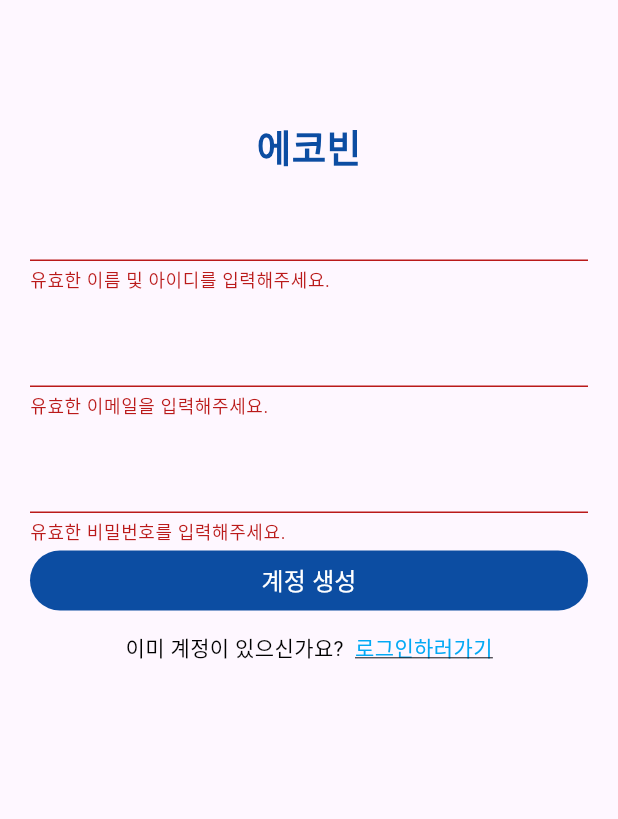
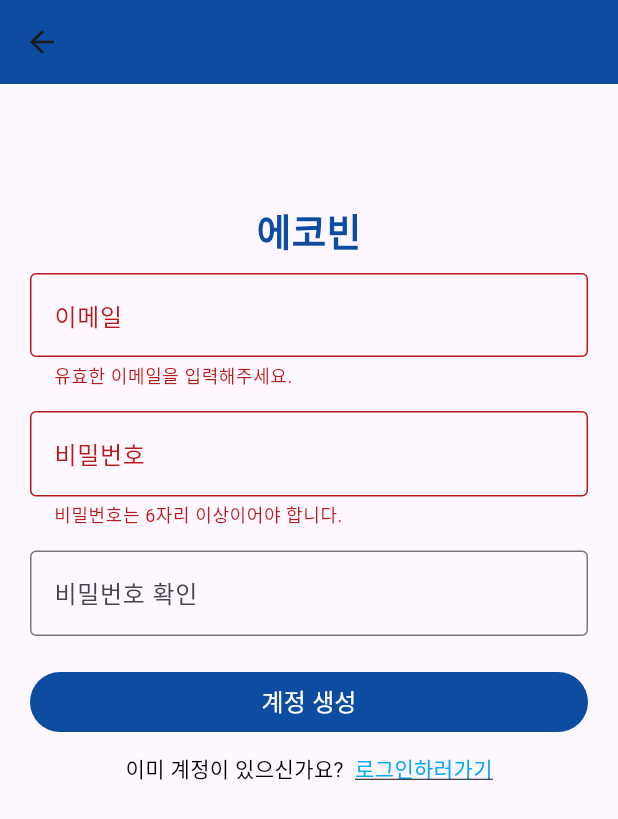
Before and after one commit to Melonzui/ecoBinSummerProj, a Flutter app: the RegisterPage screen opened directly, after a tap on "계정 생성", on a phone screen of 412 x 824 dp. Shown: the top 819 px of the screen. Run offline on Flutter 3.47's test engine with Material 3 defaults, Android fonts, the phone set to English and light mode, and no system bars; our stand-ins replace auto_size_text, camera, cloud_firestore, firebase_auth, firebase_core, fluttertoast and 3 more; missing offline and left inert: tflite_flutter; accounts and stored records are empty.

Commit message:
register_page ui&validation update

```diff
--- a/ecobinproj/lib/page/auth/register_page.dart
+++ b/ecobinproj/lib/page/auth/register_page.dart
@@ -1,12 +1,7 @@
-//import 'package:chatappfirebase/helper/helper_function.dart';
-//import 'package:chatappfirebase/pages/auth/login_page.dart';
-//import 'package:chatappfirebase/pages/home_page.dart';
-//import 'package:chatappfirebase/service/auth_service.dart';
-//import 'package:chatappfirebase/widgets/widgets.dart';
 import 'package:cloud_firestore/cloud_firestore.dart';
 import 'package:ecobinproj/data/sharedpreference/auth_sf.dart';
 import 'package:ecobinproj/page/auth/login_page.dart';
-import 'package:ecobinproj/page/home_page.dart';
+import 'package:ecobinproj/page/my_page.dart';
 import 'package:ecobinproj/services/auth/auth_services.dart';
 import 'package:flutter/gestures.dart';
 import 'package:flutter/material.dart';
@@ -21,18 +16,35 @@ class RegisterPage extends StatefulWidget {
 }
 
 class _RegisterPageState extends State<RegisterPage> {
-  bool _isLoading = false;
-  //bool _isAgreed = false;
   final formKey = GlobalKey<FormState>();
   String email = "";
   String password = "";
+  String confirmPassword = "";
   String fullName = "";
+  bool _isLoading = false;
   AuthService authService = AuthService();
+
   @override
   Widget build(BuildContext context) {
     return Scaffold(
+      appBar: AppBar(
+        backgroundColor: const Color(0xFF0c4da2),
+        leading: IconButton(
+          icon: const Icon(Icons.arrow_back),
+          onPressed: () {
+            Navigator.pushReplacement(
+              context,
+              MaterialPageRoute(
+                builder: (context) => const MyPage(),
+              ),
+            );
+          },
+        ),
+      ),
       body: _isLoading
-          ? Center(child: CircularProgressIndicator(color: Theme.of(context).primaryColor))
+          ? Center(
+        child: CircularProgressIndicator(color: const Color(0xFF5b8fe9)),
+      )
           : SingleChildScrollView(
         child: Padding(
           padding: const EdgeInsets.symmetric(horizontal: 20, vertical: 80),
@@ -42,32 +54,18 @@ class _RegisterPageState extends State<RegisterPage> {
               mainAxisAlignment: MainAxisAlignment.center,
               crossAxisAlignment: CrossAxisAlignment.center,
               children: <Widget>[
-                        const Text(
-                          "에코빈",
-                          style:
-                              TextStyle(fontSize: 25, color: Color(0xFF0c4da2), fontWeight: FontWeight.w900),
+                const Text("에코빈",
+                    style: TextStyle(
+                        fontSize: 25,
+                        color: Color(0xFF0c4da2),
+                        fontWeight: FontWeight.w900)),
+                const SizedBox(height: 10),
+                TextFormField(
+                  decoration: const InputDecoration(
+                    labelText: "이메일",
+                    hintText: "example@example.com",
+                    border: OutlineInputBorder(),
                   ),
-                        const SizedBox(
-                          height: 10,
-                        ),
-                        TextFormField(
-                          onChanged: (val) {
-                            setState(() {
-                              fullName = val;
-                            });
-                          },
-                          validator: (val) {
-                            if (val!.isNotEmpty) {
-                              return null;
-                            } else {
-                              return "유효한 이름 및 아이디를 입력해주세요.";
-                            }
-                          },
-                        ),
-                        const SizedBox(
-                          height: 15,
-                        ),
-                        TextFormField(
                   onChanged: (val) {
                     setState(() {
                       email = val;
@@ -84,11 +82,16 @@ class _RegisterPageState extends State<RegisterPage> {
                 const SizedBox(height: 15),
                 TextFormField(
                   obscureText: true,
+                  decoration: const InputDecoration(
+                    labelText: "비밀번호",
+                    hintText: "6자리 이상의 비밀번호",
+                    border: OutlineInputBorder(),
+                  ),
                   validator: (val) {
-                            if (val!.isNotEmpty) {
+                    if (val!.length < 6) {
+                      return "비밀번호는 6자리 이상이어야 합니다.";
+                    } else {
                       return null;
-                            } else {
-                              return "유효한 비밀번호를 입력해주세요.";
                     }
                   },
                   onChanged: (val) {
@@ -97,20 +100,45 @@ class _RegisterPageState extends State<RegisterPage> {
                     });
                   },
                 ),
+                const SizedBox(height: 15),
+                TextFormField(
+                  obscureText: true,
+                  decoration: const InputDecoration(
+                    labelText: "비밀번호 확인",
+                    hintText: "비밀번호를 다시 입력하세요",
+                    border: OutlineInputBorder(),
+                  ),
+                  validator: (val) {
+                    if (val != password) {
+                      return "비밀번호가 일치하지 않습니다.";
+                    } else {
+                      return null;
+                    }
+                  },
+                  onChanged: (val) {
+                    setState(() {
+                      confirmPassword = val;
+                    });
+                  },
+                ),
+                const SizedBox(
+                  height: 20,
+                ),
                 SizedBox(
                   width: double.infinity,
                   child: ElevatedButton(
                     style: ElevatedButton.styleFrom(
                         backgroundColor: const Color(0xFF0c4da2),
                         elevation: 0,
-                                shape: RoundedRectangleBorder(borderRadius: BorderRadius.circular(30))),
-                            onPressed: () {
-                              register();
-                            },
+                        shape: RoundedRectangleBorder(
+                            borderRadius: BorderRadius.circular(30))),
                     child: const Text(
                       "계정 생성",
                       style: TextStyle(color: Colors.white, fontSize: 16),
                     ),
+                    onPressed: () {
+                      register();
+                    },
                   ),
                 ),
                 const SizedBox(
@@ -123,20 +151,23 @@ class _RegisterPageState extends State<RegisterPage> {
                     TextSpan(
                         text: "로그인하러가기",
                         style: const TextStyle(
-                                    color: Colors.lightBlue, decoration: TextDecoration.underline),
+                            color: Colors.lightBlue,
+                            decoration: TextDecoration.underline),
                         recognizer: TapGestureRecognizer()
                           ..onTap = () {
                             Navigator.push(
                               context,
                               MaterialPageRoute(
-                                        builder: (context) => const LoginPage(),
+                                builder: (context) =>
+                                const LoginPage(),
                               ),
                             );
                           }),
                   ],
                 )),
               ],
-                    )),
+            ),
+          ),
         ),
       ),
     );
@@ -149,23 +180,19 @@ class _RegisterPageState extends State<RegisterPage> {
       });
 
       await authService.registerUserWithEmailandPassword(fullName, email, password).then((value) async {
-        if (value == true) {
+        if(value == true){
           await HelperFunctions.saveUserLoggedInStatus(true);
           await HelperFunctions.saveUserEmailSF(email);
           await HelperFunctions.saveUserNameSF(fullName);
           Navigator.push(
             context,
             MaterialPageRoute(
-              builder: (context) => const HomePage(), // LoginPage를 실제 페이지로 바꾸세요.
+              builder: (context) => const MyPage(),
             ),
           );
-        } else {
-          //showSnackbar(context, Colors.red, value);
-          setState(() {
-            _isLoading = false;
-          });
         }
       });
+
     }
   }
 }
```
Lines whose indentation alone changed are shown as unchanged.
